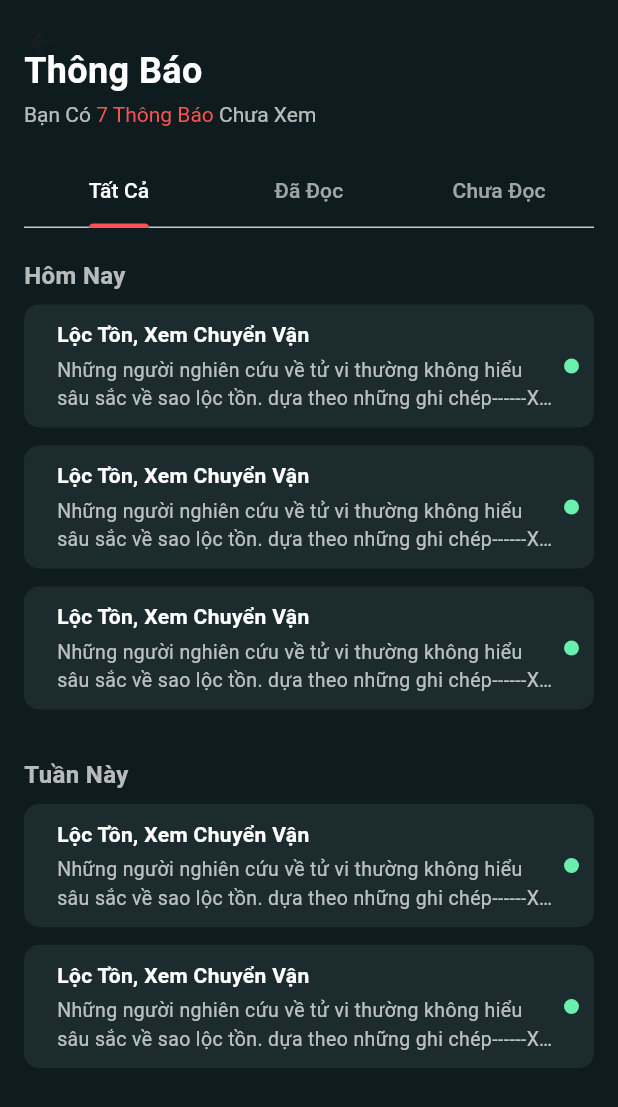
After one commit to DKid-LOL/appui, a Flutter app: the NotificationScreen screen opened directly, on a phone screen of 412 x 824 dp. The commit adds this screen. Shown: the top 1107 px of the screen. Run offline on Flutter 3.47's test engine with Material 3 defaults, Android fonts, the phone set to English and light mode, and no system bars.

Commit message:
add notification_screen

```diff
--- a/lib/core/navigation/navigation_service.dart
+++ b/lib/core/navigation/navigation_service.dart
@@ -1,4 +1,5 @@
 import 'package:appui/routes/app_router.dart';
+import 'package:appui/screens/notification_screen.dart';
 import 'package:flutter/material.dart';
 import 'package:appui/screens/login_screen.dart';
 import 'package:appui/screens/register_screen.dart';
@@ -13,6 +14,9 @@ class NavigationService {
       case AppRouter.register:
         builder = (_) => const RegisterScreen();
         break;
+      case AppRouter.notification:
+        builder = (_) => const NotificationScreen();
+        break;
       default:
         builder = (_) => const LoginScreen();
     }
--- a/lib/routes/app_router.dart
+++ b/lib/routes/app_router.dart
@@ -2,4 +2,5 @@ class AppRouter {
   static const String prefix = '/appui';
   static const String login = '$prefix/login';
   static const String register = '$prefix/register';
+  static const String notification = '$prefix/notification';
 }
--- /dev/null
+++ b/lib/screens/notification_screen.dart
@@ -0,0 +1,168 @@
+import 'package:flutter/material.dart';
+
+class NotificationScreen extends StatelessWidget {
+  const NotificationScreen({super.key});
+
+  @override
+  Widget build(BuildContext context) {
+    return DefaultTabController(
+      length: 3,
+      child: Scaffold(
+        backgroundColor: const Color(0xFF0E1C1F),
+        appBar: PreferredSize(
+          preferredSize: const Size.fromHeight(160),
+          child: AppBar(
+            backgroundColor: const Color(0xFF0E1C1F),
+            elevation: 0,
+            flexibleSpace: SafeArea(
+              child: Padding(
+                padding: const EdgeInsets.only(top: 30, left: 16, right: 16),
+                child: Column(
+                  crossAxisAlignment: CrossAxisAlignment.start,
+                  children: [
+                    const Text(
+                      'Thông Báo',
+                      style: TextStyle(
+                        fontSize: 24,
+                        fontWeight: FontWeight.bold,
+                        color: Colors.white,
+                      ),
+                    ),
+                    const SizedBox(height: 4),
+                    RichText(
+                      text: const TextSpan(
+                        children: [
+                          TextSpan(
+                            text: 'Bạn Có ',
+                            style: TextStyle(color: Colors.white70),
+                          ),
+                          TextSpan(
+                            text: '7 Thông Báo ',
+                            style: TextStyle(color: Colors.redAccent),
+                          ),
+                          TextSpan(
+                            text: 'Chưa Xem',
+                            style: TextStyle(color: Colors.white70),
+                          ),
+                        ],
+                      ),
+                    ),
+                    const SizedBox(height: 20),
+                    const TabBar(
+                      indicatorColor: Colors.redAccent,
+                      labelColor: Colors.white,
+                      unselectedLabelColor: Colors.white60,
+                      tabs: [
+                        Tab(text: 'Tất Cả'),
+                        Tab(text: 'Đã Đọc'),
+                        Tab(text: 'Chưa Đọc'),
+                      ],
+                    ),
+                  ],
+                ),
+              ),
+            ),
+          ),
+        ),
+        body: const TabBarView(
+          children: [
+            NotificationListView(),
+            NotificationListView(), // có thể thay đổi sau nếu cần
+            NotificationListView(),
+          ],
+        ),
+      ),
+    );
+  }
+}
+
+class NotificationListView extends StatelessWidget {
+  const NotificationListView({super.key});
+
+  @override
+  Widget build(BuildContext context) {
+    return ListView(
+      padding: const EdgeInsets.symmetric(horizontal: 16, vertical: 12),
+      children: [
+        const SectionTitle(title: 'Hôm Nay'),
+        const SizedBox(height: 8),
+        ...List.generate(3, (_) => const NotificationTile()),
+
+        const SizedBox(height: 20),
+        const SectionTitle(title: 'Tuần Này'),
+        const SizedBox(height: 8),
+        ...List.generate(2, (_) => const NotificationTile()),
+      ],
+    );
+  }
+}
+
+class SectionTitle extends StatelessWidget {
+  final String title;
+  const SectionTitle({required this.title, super.key});
+
+  @override
+  Widget build(BuildContext context) {
+    return Text(
+      title,
+      style: const TextStyle(
+        color: Colors.white70,
+        fontWeight: FontWeight.bold,
+        fontSize: 16,
+      ),
+    );
+  }
+}
+
+class NotificationTile extends StatelessWidget {
+  const NotificationTile({super.key});
+
+  @override
+  Widget build(BuildContext context) {
+    return Container(
+      margin: const EdgeInsets.only(bottom: 12),
+      padding: const EdgeInsets.all(10),
+      decoration: BoxDecoration(
+        color: const Color(0xFF1C2B2E),
+        borderRadius: BorderRadius.circular(10),
+      ),
+      child: Row(
+        children: [
+          ClipRRect(
+            borderRadius: BorderRadius.circular(6),
+          ),
+          const SizedBox(width: 12),
+          Expanded(
+            child: Column(
+              crossAxisAlignment: CrossAxisAlignment.start,
+              children: const [
+                Text(
+                  'Lộc Tồn, Xem Chuyển Vận',
+                  style: TextStyle(
+                    color: Colors.white,
+                    fontWeight: FontWeight.w600,
+                  ),
+                ),
+                SizedBox(height: 4),
+                Text(
+                  'Những người nghiên cứu về tử vi thường không hiểu sâu sắc về sao lộc tồn. dựa theo những ghi chép------Xem thêm',
+                  maxLines: 2,
+                  overflow: TextOverflow.ellipsis,
+                  style: TextStyle(
+                    color: Colors.white70,
+                    fontSize: 13,
+                  ),
+                ),
+              ],
+            ),
+          ),
+          const SizedBox(width: 8),
+          const CircleAvatar(
+            radius: 5,
+            backgroundColor: Colors.greenAccent,
+          ),
+        ],
+      ),
+    );
+  }
+}
--- a/lib/utils/dialog_utils.dart
+++ b/lib/utils/dialog_utils.dart
@@ -1,3 +1,5 @@
+import 'package:appui/core/navigation/navigation_service.dart';
+import 'package:appui/routes/app_router.dart';
 import 'package:flutter/material.dart';
 
 void showRegistrationSuccessDialog(BuildContext context) {
@@ -17,27 +19,16 @@ void showRegistrationSuccessDialog(BuildContext context) {
               child: Column(
                 mainAxisSize: MainAxisSize.min,
                 children: [
-                  // Image.asset(
-                  //   'assets/images/hand.png', // thay đổi đúng đường dẫn hình ảnh bạn dùng
-                  //   width: 120,
-                  //   height: 120,
-                  // ),
                   const SizedBox(height: 20),
                   const Text(
                     "Đăng Kí Thành Công",
-                    style: TextStyle(
-                      fontSize: 20,
-                      fontWeight: FontWeight.bold,
-                    ),
+                    style: TextStyle(fontSize: 20, fontWeight: FontWeight.bold),
                     textAlign: TextAlign.center,
                   ),
                   const SizedBox(height: 8),
                   const Text(
                     "Trải Nghiệm Tử Vi Ngay",
-                    style: TextStyle(
-                      fontSize: 16,
-                      color: Colors.grey,
-                    ),
+                    style: TextStyle(fontSize: 16, color: Colors.grey),
                     textAlign: TextAlign.center,
                   ),
                   const SizedBox(height: 20),
@@ -52,8 +43,8 @@ void showRegistrationSuccessDialog(BuildContext context) {
                         padding: const EdgeInsets.symmetric(vertical: 14),
                       ),
                       onPressed: () {
-                        Navigator.pop(context); // đóng dialog
-                        Navigator.pushReplacementNamed(context, '/login'); // quay lại login
+                        Navigator.pop(context);
+                        navigateTo(context, AppRouter.notification);
                       },
                       child: const Text(
                         "Đăng Nhập",
```
Also changed, not shown: lib/screens/login_screen.dart (+9 -9 lines), lib/screens/register_screen.dart (+24 -12 lines), 1 other file.
